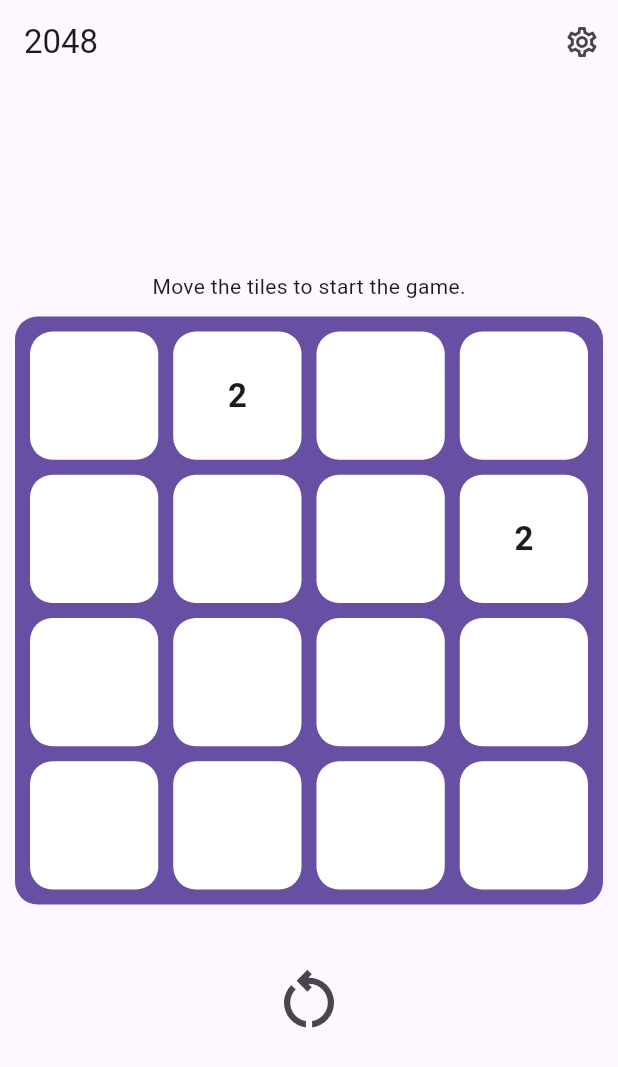
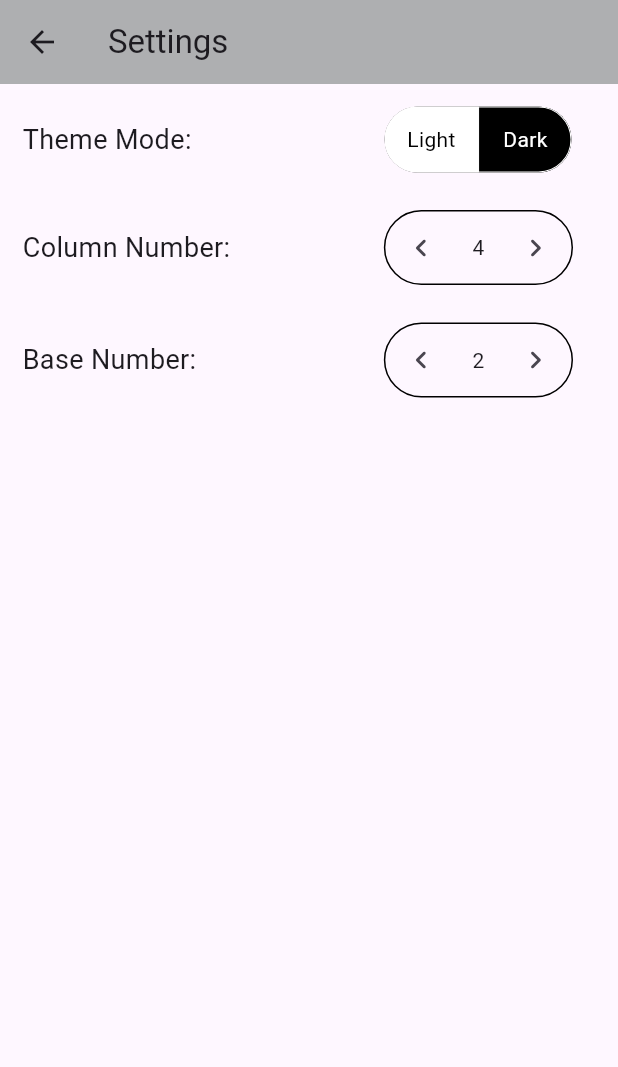
Before and after one commit to Reza-Babakhani/babakhani_2048, a Flutter app: the screen it shows after launch, after a tap on the "settings" icon, on a phone screen of 412 x 824 dp. Shown: the top 1067 px of the screen. Run offline on Flutter 3.47's test engine with Material 2 defaults, Android fonts, the phone set to English and light mode, and no system bars; drawn by our look-alikes of material_segmented_control; our stand-ins replace shared_preferences.

Commit message:
fix bugs and settings and storage

```diff
--- /dev/null
+++ b/lib/assets/colors/my_palette.dart
@@ -0,0 +1,19 @@
+import 'package:flutter/material.dart';
+
+class MyPalette {
+  static const MaterialColor firstPalette = MaterialColor(
+    0xffaeafb1, // 0% comes in here, this will be color picked if no shade is selected when defining a Color property which doesn’t require a swatch.
+    <int, Color>{
+      50: Color(0xffF1F2F2), //10%
+      100: Color(0xffDDDDDE), //20%
+      200: Color(0xffC7C7C8), //30%
+      300: Color(0xffB0B1B2), //40%
+      400: Color(0xff9FA0A2), //50%
+      500: Color(0xff8E8F91), //60%
+      600: Color(0xff868789), //70%
+      700: Color(0xff7B7C7E), //80%
+      800: Color(0xff717274), //90%
+      900: Color(0xff5F6062), //100%
+    },
+  );
+}
--- a/lib/main.dart
+++ b/lib/main.dart
@@ -1,5 +1,9 @@
+import 'package:babakhani_2048/providers/settings.dart';
 import 'package:babakhani_2048/screens/game_screen.dart';
+import 'package:babakhani_2048/screens/loading_screen.dart';
+import 'package:babakhani_2048/screens/setting_screen.dart';
 import 'package:babakhani_2048/service/game.dart';
+import 'package:babakhani_2048/utils/theme_manager.dart';
 import 'package:flutter/material.dart';
 import 'package:provider/provider.dart';
 
@@ -13,15 +17,32 @@
   // This widget is the root of your application.
   @override
   Widget build(BuildContext context) {
-    return MaterialApp(
-      title: '2048',
-      debugShowCheckedModeBanner: false,
-      theme: ThemeData(
-        useMaterial3: true,
-        primarySwatch: Colors.grey,
-      ),
-      home: ChangeNotifierProvider.value(
-          value: Game(4), child: const GameScreen(title: '2048')),
-    );
+    return MultiProvider(
+        providers: [
+          ChangeNotifierProvider<ThemeNotifier>(create: (_) => ThemeNotifier()),
+          ChangeNotifierProvider<GameSetting>(create: (ctx) => GameSetting()),
+          ChangeNotifierProxyProvider<GameSetting, Game>(
+            update: (ctx, setting, game) => Game(setting),
+            create: (ctx) => Game(null),
+          ),
+        ],
+        child: Consumer<ThemeNotifier>(builder: (context, theme, _) {
+          return MaterialApp(
+            title: '2048',
+            debugShowCheckedModeBanner: false,
+            theme: theme.getTheme(),
+            home: FutureBuilder(
+              future: Provider.of<GameSetting>(context, listen: false).fetch(),
+              builder: (context, snapshot) {
+                if (snapshot.connectionState == ConnectionState.done) {
+                  return const GameScreen(title: '2049');
+                } else {
+                  return const LoadingScreen();
+                }
+              },
+            ),
+            routes: {SettingScreen.routeName: (ctx) => const SettingScreen()},
+          );
+        }));
   }
 }
--- /dev/null
+++ b/lib/providers/settings.dart
@@ -0,0 +1,68 @@
+import 'package:flutter/material.dart';
+import '../utils/storage_manager.dart';
+
+class GameSetting extends ChangeNotifier {
+  int _n = 4;
+  int _baseNum = 2;
+
+  int get n {
+    return _n;
+  }
+
+  int get baseNum {
+    return _baseNum;
+  }
+
+
+
+  Future<bool> setN(int n) async {
+    if (n > 9 || n < 3) {
+      return false;
+    }
+
+    await StorageManager.saveData(StorageKeys.n, n);
+    _n = n;
+    notifyListeners();
+    return true;
+  }
+
+  Future<bool> setBaseNumber(int baseNum) async {
+    if (baseNum > 10 || baseNum < 2) {
+      return false;
+    }
+
+    await StorageManager.saveData(StorageKeys.baseNum, baseNum);
+    _baseNum = baseNum;
+    notifyListeners();
+    return true;
+  }
+
+  Future<void> _fetchN() async {
+    var result = await StorageManager.readData(StorageKeys.n);
+
+    if (result == null) {
+      _n = 4;
+      await setN(_n);
+    } else {
+      _n = result;
+    }
+  }
+
+  Future<void> _fetchBaseNumber() async {
+    var result = await StorageManager.readData(StorageKeys.baseNum);
+
+    if (result == null) {
+      _baseNum = 2;
+      await setBaseNumber(_baseNum);
+    } else {
+      _baseNum = result;
+    }
+  }
+
+  Future<void> fetch() async {
+    await _fetchBaseNumber();
+    await _fetchN();
+
+    notifyListeners();
+  }
+}
--- a/lib/screens/game_screen.dart
+++ b/lib/screens/game_screen.dart
@@ -1,3 +1,4 @@
+import 'package:babakhani_2048/screens/setting_screen.dart';
 import 'package:flutter/material.dart';
 import 'package:provider/provider.dart';
 
@@ -13,29 +14,36 @@
 }
 
 class _GameScreenState extends State<GameScreen> {
-  late Game game;
-
-  bool _isInit = true;
-  @override
-  void didChangeDependencies() {
-    if (_isInit) {
-      game = Provider.of<Game>(context);
-      _isInit = false;
-    }
-    super.didChangeDependencies();
-  }
-
   @override
   Widget build(BuildContext context) {
+    Game game = Provider.of<Game>(context);
+
     return Scaffold(
         appBar: AppBar(
           title: Text(widget.title),
           actions: [
             IconButton(
-                onPressed: () {}, icon: const Icon(Icons.settings_outlined))
+                onPressed: () async {
+                  await Navigator.of(context)
+                      .pushNamed(SettingScreen.routeName);
+                },
+                icon: const Icon(Icons.settings_outlined))
           ],
         ),
-        body: Column(
+        body: SafeArea(
+          child: Column(
+            children: [
+              const SizedBox(
+                height: 10,
+              ),
+              Text(
+                "High Score: ${game.highScore > game.score ? game.highScore : game.score}",
+                style: const TextStyle(
+                  fontSize: 20,
+                ),
+              ),
+              Expanded(
+                child: Column(
                   crossAxisAlignment: CrossAxisAlignment.center,
                   mainAxisAlignment: MainAxisAlignment.center,
                   children: [
@@ -75,7 +83,7 @@
                             child: Container(
                               margin: const EdgeInsets.all(10),
                               decoration: BoxDecoration(
-                        color: Theme.of(context).primaryColor,
+                                color: Theme.of(context).colorScheme.primary,
                                 borderRadius: BorderRadius.circular(15),
                               ),
                               child: GridView.count(
@@ -116,6 +124,10 @@
                       icon: const Icon(Icons.restart_alt_outlined),
                     )
                   ],
+                ),
+              ),
+            ],
+          ),
         ));
   }
 }
--- /dev/null
+++ b/lib/screens/loading_screen.dart
@@ -0,0 +1,15 @@
+import 'package:flutter/material.dart';
+
+class LoadingScreen extends StatelessWidget {
+  const LoadingScreen({super.key});
+
+  @override
+  Widget build(BuildContext context) {
+    return const Scaffold(
+      body: SafeArea(
+          child: Center(
+        child: CircularProgressIndicator(),
+      )),
+    );
+  }
+}
--- /dev/null
+++ b/lib/screens/setting_screen.dart
@@ -0,0 +1,178 @@
+import 'package:babakhani_2048/providers/settings.dart';
+import 'package:babakhani_2048/utils/theme_manager.dart';
+import 'package:flutter/material.dart';
+import 'package:material_segmented_control/material_segmented_control.dart';
+import 'package:provider/provider.dart';
+
+class SettingScreen extends StatelessWidget {
+  static const String routeName = "settings";
+  const SettingScreen({super.key});
+
+  @override
+  Widget build(BuildContext context) {
+    var isDarkMode = Provider.of<ThemeNotifier>(context).isDarkMode();
+
+    return Scaffold(
+      appBar: AppBar(
+        title: const Text("Settings"),
+      ),
+      body: SafeArea(
+        child: Container(
+          padding: const EdgeInsets.all(15),
+          child: SingleChildScrollView(
+              child: Column(
+            children: [
+              Row(
+                mainAxisAlignment: MainAxisAlignment.spaceBetween,
+                children: [
+                  const Text(
+                    "Theme Mode:",
+                    style: TextStyle(fontSize: 18),
+                  ),
+                  MaterialSegmentedControl(
+                    children: {
+                      0: Container(
+                        padding: const EdgeInsets.symmetric(horizontal: 15),
+                        child: Text(
+                          "Light",
+                          style: TextStyle(
+                              color: isDarkMode ? Colors.white : Colors.black),
+                        ),
+                      ),
+                      1: Container(
+                        padding: const EdgeInsets.symmetric(horizontal: 15),
+                        child: Text(
+                          "Dark",
+                          style: TextStyle(
+                              color: isDarkMode ? Colors.black : Colors.white),
+                        ),
+                      ),
+                    },
+                    selectionIndex: isDarkMode ? 1 : 0,
+                    //borderColor: Colors.grey,
+                    selectedColor: Colors.white,
+                    unselectedColor: Colors.black,
+                    borderRadius: 32.0,
+
+                    onSegmentChosen: (index) {
+                      if (index == 0) {
+                        Provider.of<ThemeNotifier>(context, listen: false)
+                            .setLightMode();
+                      } else if (index == 1) {
+                        Provider.of<ThemeNotifier>(context, listen: false)
+                            .setDarkMode();
+                      }
+                    },
+                  )
+                ],
+              ),
+              const SizedBox(
+                height: 25,
+              ),
+              Row(
+                mainAxisAlignment: MainAxisAlignment.spaceBetween,
+                children: [
+                  const Text(
+                    "Column Number:",
+                    style: TextStyle(fontSize: 18),
+                  ),
+                  Container(
+                    margin: const EdgeInsets.only(right: 15),
+                    decoration: BoxDecoration(
+                        borderRadius: BorderRadius.circular(32),
+                        border: Border.all(
+                            color: isDarkMode ? Colors.white : Colors.black)),
+                    child: Row(children: [
+                      IconButton(
+                        onPressed: () async {
+                          int n =
+                              Provider.of<GameSetting>(context, listen: false)
+                                  .n;
+                          if (n > 3) {
+                            await Provider.of<GameSetting>(context,
+                                    listen: false)
+                                .setN(n - 1);
+                          }
+                        },
+                        icon: const Icon(Icons.chevron_left_rounded),
+                      ),
+                      Padding(
+                        padding: const EdgeInsets.symmetric(horizontal: 10),
+                        child: Text(
+                            Provider.of<GameSetting>(context).n.toString()),
+                      ),
+                      IconButton(
+                          onPressed: () async {
+                            int n =
+                                Provider.of<GameSetting>(context, listen: false)
+                                    .n;
+                            if (n < 9) {
+                              await Provider.of<GameSetting>(context,
+                                      listen: false)
+                                  .setN(n + 1);
+                            }
+                          },
+                          icon: const Icon(Icons.chevron_right_rounded)),
+                    ]),
+                  )
+                ],
+              ),
+              const SizedBox(
+                height: 25,
+              ),
+              Row(
+                mainAxisAlignment: MainAxisAlignment.spaceBetween,
+                children: [
+                  const Text(
+                    "Base Number:",
+                    style: TextStyle(fontSize: 18),
+                  ),
+                  Container(
+                    margin: const EdgeInsets.only(right: 15),
+                    decoration: BoxDecoration(
+                        borderRadius: BorderRadius.circular(32),
+                        border: Border.all(
+                            color: isDarkMode ? Colors.white : Colors.black)),
+                    child: Row(children: [
+                      IconButton(
+                        onPressed: () async {
+                          int baseNum =
+                              Provider.of<GameSetting>(context, listen: false)
+                                  .baseNum;
+                          if (baseNum > 2) {
+                            await Provider.of<GameSetting>(context,
+                                    listen: false)
+                                .setBaseNumber(baseNum - 1);
+                          }
+                        },
+                        icon: const Icon(Icons.chevron_left_rounded),
+                      ),
+                      Padding(
+                        padding: const EdgeInsets.symmetric(horizontal: 10),
+                        child: Text(Provider.of<GameSetting>(context)
+                            .baseNum
+                            .toString()),
+                      ),
+                      IconButton(
+                          onPressed: () async {
+                            int baseNum =
+                                Provider.of<GameSetting>(context, listen: false)
+                                    .baseNum;
+                            if (baseNum < 10) {
+                              await Provider.of<GameSetting>(context,
+                                      listen: false)
+                                  .setBaseNumber(baseNum + 1);
+                            }
+                          },
+                          icon: const Icon(Icons.chevron_right_rounded)),
+                    ]),
+                  )
+                ],
+              )
+            ],
+          )),
+        ),
+      ),
+    );
+  }
+}
--- /dev/null
+++ b/lib/utils/storage_manager.dart
@@ -0,0 +1,35 @@
+import 'package:shared_preferences/shared_preferences.dart';
+
+class StorageManager {
+  static Future saveData(String key, dynamic value) async {
+    final prefs = await SharedPreferences.getInstance();
+    if (value is int) {
+      prefs.setInt(key, value);
+    } else if (value is String) {
+      prefs.setString(key, value);
+    } else if (value is bool) {
+      prefs.setBool(key, value);
+    } else {
+      //print("Invalid Type");
+    }
+  }
+
+  static Future<dynamic> readData(String key) async {
+    final prefs = await SharedPreferences.getInstance();
+    dynamic obj = prefs.get(key);
+    return obj;
+  }
+
+  static Future<bool> deleteData(String key) async {
+    final prefs = await SharedPreferences.getInstance();
+    return prefs.remove(key);
+  }
+}
+
+class StorageKeys {
+  static const String n = "n_size";
+  static const String baseNum = "base_number";
+  static const String themeMode = "theme_mode";
+  static const String highScore = "high_score";
+  static const String savedGame = "last_game";
+}
--- /dev/null
+++ b/lib/utils/theme_manager.dart
@@ -0,0 +1,63 @@
+import 'package:flutter/material.dart';
+import '../assets/colors/my_palette.dart';
+import 'storage_manager.dart';
+
+class ThemeNotifier with ChangeNotifier {
+  final darkTheme = ThemeData(
+      primarySwatch: MyPalette.firstPalette,
+      primaryColor: const Color(0xFF212121),
+      appBarTheme: const AppBarTheme(backgroundColor: MyPalette.firstPalette),
+      brightness: Brightness.dark,
+      backgroundColor: const Color(0xFF212121),
+      dividerColor: Colors.black12,
+      useMaterial3: true);
+
+  final lightTheme = ThemeData(
+      primarySwatch: MyPalette.firstPalette,
+      primaryColor: Colors.white,
+      appBarTheme: const AppBarTheme(backgroundColor: MyPalette.firstPalette),
+      brightness: Brightness.light,
+      backgroundColor: const Color(0xFFE5E5E5),
+      dividerColor: Colors.white54,
+      useMaterial3: true);
+
+  ThemeData? _themeData;
+  bool? _isDarkMode;
+
+  ThemeNotifier() {
+    StorageManager.readData(StorageKeys.themeMode).then((value) {
+      var themeMode = value ?? 'light';
+      if (themeMode == 'light') {
+        _themeData = lightTheme;
+        _isDarkMode = false;
+      } else {
+        _themeData = darkTheme;
+        _isDarkMode = true;
+      }
+      notifyListeners();
+    });
+  }
+
+  void setDarkMode() async {
+    _themeData = darkTheme;
+    StorageManager.saveData(StorageKeys.themeMode, 'dark');
+    _isDarkMode = true;
+    notifyListeners();
+  }
+
+  void setLightMode() async {
+    _themeData = lightTheme;
+    StorageManager.saveData(StorageKeys.themeMode, 'light');
+    _isDarkMode = false;
+
+    notifyListeners();
+  }
+
+  ThemeData getTheme() {
+    return _themeData ?? lightTheme;
+  }
+
+  bool isDarkMode() {
+    return _isDarkMode ?? false;
+  }
+}
--- a/lib/widgets/tile.dart
+++ b/lib/widgets/tile.dart
@@ -1,6 +1,8 @@
 import 'dart:math';
 
+import 'package:babakhani_2048/providers/settings.dart';
 import 'package:flutter/material.dart';
+import 'package:provider/provider.dart';
 
 class Tile extends StatefulWidget {
   int _value = 0;
@@ -30,11 +32,13 @@
 
   @override
   Widget build(BuildContext context) {
+    int baseNum = Provider.of<GameSetting>(context).baseNum;
+
     return Container(
       padding: const EdgeInsets.all(5),
       width: double.infinity,
       height: double.infinity,
-      decoration: getTileDecoration(widget._value),
+      decoration: getTileDecoration(context, widget._value, baseNum: baseNum),
       child: Center(
         child: FittedBox(
           fit: BoxFit.fitWidth,
@@ -48,37 +52,38 @@
   }
 }
 
-BoxDecoration getTileDecoration(int value, {int baseNum = 2}) {
+BoxDecoration getTileDecoration(context, int value, {int baseNum = 2}) {
   const double raduis = 15;
 
   if (value == 0) {
     return BoxDecoration(
       borderRadius: BorderRadius.circular(raduis),
-      color: Colors.white,
+      color: Theme.of(context).backgroundColor,
     );
   } else if (value == baseNum) {
     return BoxDecoration(
-        borderRadius: BorderRadius.circular(raduis), color: Colors.white);
+        borderRadius: BorderRadius.circular(raduis),
+        color: Theme.of(context).backgroundColor);
   } else if (value == baseNum * (pow(2, 1))) {
     return BoxDecoration(
         borderRadius: BorderRadius.circular(raduis),
-        color: const Color.fromARGB(255, 221, 221, 221));
+        color: const Color.fromARGB(255, 121, 121, 121));
   } else if (value == baseNum * (pow(2, 2))) {
     return BoxDecoration(
         borderRadius: BorderRadius.circular(raduis),
-        color: const Color.fromARGB(255, 223, 201, 201));
+        color: const Color.fromARGB(255, 167, 137, 137));
   } else if (value == baseNum * (pow(2, 3))) {
     return BoxDecoration(
         borderRadius: BorderRadius.circular(raduis),
-        color: const Color.fromARGB(255, 242, 247, 216));
+        color: const Color.fromARGB(255, 207, 212, 182));
   } else if (value == baseNum * (pow(2, 4))) {
     return BoxDecoration(
         borderRadius: BorderRadius.circular(raduis),
-        color: const Color.fromARGB(255, 231, 231, 191));
+        color: const Color.fromARGB(255, 190, 190, 154));
   } else if (value == baseNum * (pow(2, 5))) {
     return BoxDecoration(
         borderRadius: BorderRadius.circular(raduis),
-        color: const Color.fromARGB(255, 203, 230, 231));
+        color: const Color.fromARGB(255, 175, 211, 212));
   } else if (value == baseNum * (pow(2, 6))) {
     return BoxDecoration(
         borderRadius: BorderRadius.circular(raduis),
--- a/pubspec.yaml
+++ b/pubspec.yaml
@@ -33,6 +33,10 @@
     sdk: flutter
 
   provider: ^6.0.5
+  shared_preferences: ^2.0.15
+  system_theme: ^2.0.0
+  intl: ^0.17.0
+  material_segmented_control: ^4.0.0
   # The following adds the Cupertino Icons font to your application.
   # Use with the CupertinoIcons class for iOS style icons.
   cupertino_icons: ^1.0.2
```
Also changed, not shown: lib/service/game.dart (+159 -62 lines), pubspec.lock, 3 other files. Lines whose indentation alone changed are shown as unchanged.
